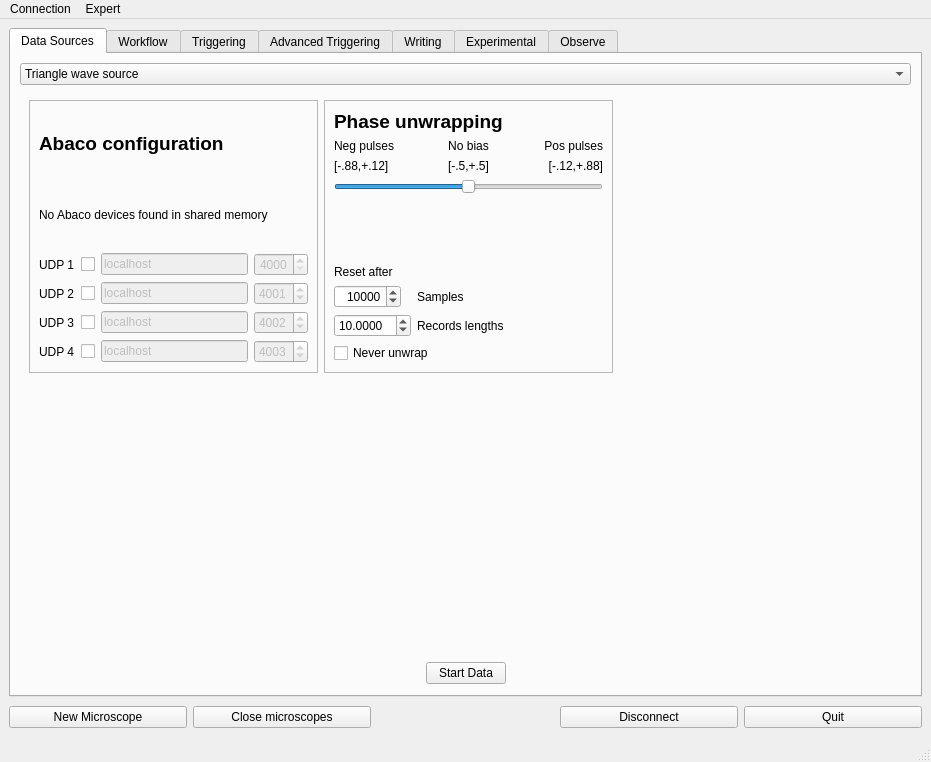
usnistgov/dastardcommander, file dastardcommander/ui/dc.ui: the form before one commit.
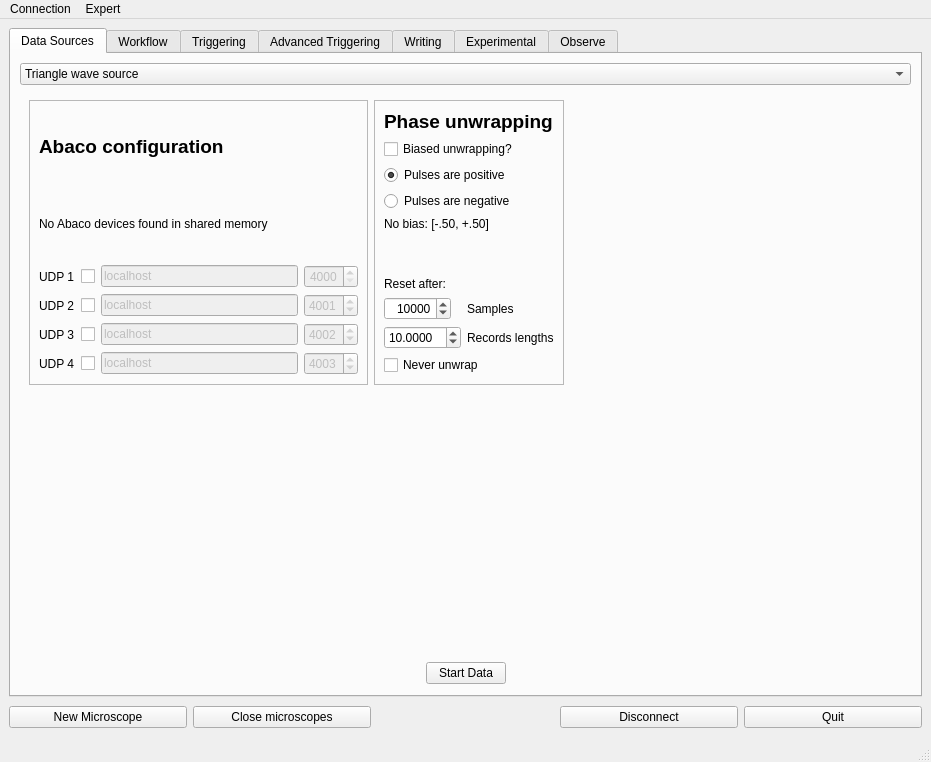
The form after the commit. Icons and pictures are not drawn.

Commit message:
Change bias unwrap controls to select pos/neg pulses
This is now separate from do/don't bias, because we want the "reset" behavior to depend on whether pulses are positive or negative, too.

Diff of the .ui file:
```diff
--- a/dastardcommander/ui/dc.ui
+++ b/dastardcommander/ui/dc.ui
@@ -1108,14 +1108,15 @@
                 </widget>
                </item>
                <item>
-                <widget class="QLabel" name="noAbacoLabel">
-                 <property name="text">
-                  <string>No Abaco devices found in shared memory</string>
-                 </property>
-                </widget>
-               </item>
-               <item>
-                <layout class="QGridLayout" name="shmChooserLayout"/>
+                <layout class="QGridLayout" name="shmChooserLayout">
+                 <item row="0" column="0">
+                  <widget class="QLabel" name="noAbacoLabel">
+                   <property name="text">
+                    <string>No Abaco devices found in shared memory</string>
+                   </property>
+                  </widget>
+                 </item>
+                </layout>
                </item>
                <item>
                 <layout class="QGridLayout" name="udpChooserLayout">
@@ -1311,79 +1312,36 @@
                 </widget>
                </item>
                <item>
-                <layout class="QGridLayout" name="gridLayout_13">
-                 <item row="0" column="0">
-                  <widget class="QLabel" name="label_35">
-                   <property name="text">
-                    <string>Neg pulses</string>
-                   </property>
-                  </widget>
-                 </item>
-                 <item row="0" column="1">
-                  <widget class="QLabel" name="label_33">
-                   <property name="text">
-                    <string>No bias</string>
-                   </property>
-                   <property name="alignment">
-                    <set>Qt::AlignCenter</set>
-                   </property>
-                  </widget>
-                 </item>
-                 <item row="0" column="2">
-                  <widget class="QLabel" name="label_34">
-                   <property name="text">
-                    <string>Pos pulses</string>
-                   </property>
-                   <property name="alignment">
-                    <set>Qt::AlignRight|Qt::AlignTrailing|Qt::AlignVCenter</set>
-                   </property>
-                  </widget>
-                 </item>
-                 <item row="1" column="1">
-                  <widget class="QLabel" name="label_36">
-                   <property name="text">
-                    <string>[-.5,+.5]</string>
-                   </property>
-                   <property name="alignment">
-                    <set>Qt::AlignCenter</set>
-                   </property>
-                  </widget>
-                 </item>
-                 <item row="1" column="0">
-                  <widget class="QLabel" name="label_37">
-                   <property name="text">
-                    <string>[-.88,+.12]</string>
-                   </property>
-                  </widget>
-                 </item>
-                 <item row="1" column="2">
-                  <widget class="QLabel" name="label_38">
-                   <property name="text">
-                    <string>[-.12,+.88]</string>
-                   </property>
-                   <property name="alignment">
-                    <set>Qt::AlignRight|Qt::AlignTrailing|Qt::AlignVCenter</set>
-                   </property>
-                  </widget>
-                 </item>
-                </layout>
+                <widget class="QCheckBox" name="unwrapBiasCheck">
+                 <property name="text">
+                  <string>Biased unwrapping?</string>
+                 </property>
+                 <property name="checked">
+                  <bool>false</bool>
+                 </property>
+                </widget>
                </item>
                <item>
-                <widget class="QSlider" name="unwrapBiasSlider">
-                 <property name="minimum">
-                  <number>1</number>
+                <widget class="QRadioButton" name="phasePosPulses">
+                 <property name="text">
+                  <string>Pulses are positive</string>
                  </property>
-                 <property name="maximum">
-                  <number>3</number>
+                 <property name="checked">
+                  <bool>true</bool>
                  </property>
-                 <property name="pageStep">
-                  <number>1</number>
+                </widget>
+               </item>
+               <item>
+                <widget class="QRadioButton" name="phaseNegPulses">
+                 <property name="text">
+                  <string>Pulses are negative</string>
                  </property>
-                 <property name="value">
-                  <number>2</number>
-                 </property>
-                 <property name="orientation">
-                  <enum>Qt::Horizontal</enum>
+                </widget>
+               </item>
+               <item>
+                <widget class="QLabel" name="biasTextLabel">
+                 <property name="text">
+                  <string>No bias: [-.50, +.50]</string>
                  </property>
                 </widget>
                </item>
@@ -1403,7 +1361,7 @@
                <item>
                 <widget class="QLabel" name="label_25">
                  <property name="text">
-                  <string>Reset after</string>
+                  <string>Reset after:</string>
                  </property>
                 </widget>
                </item>
```
Left out of the diff: 186 changed lines with no effect on the pictures. The commit also changes 1 other file.
